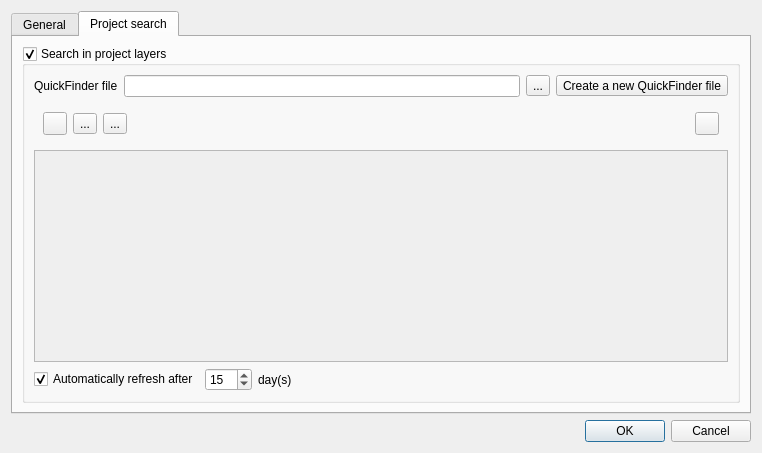
lennoo/qfinder, file ui/ui_configuration.ui: the form before one commit.
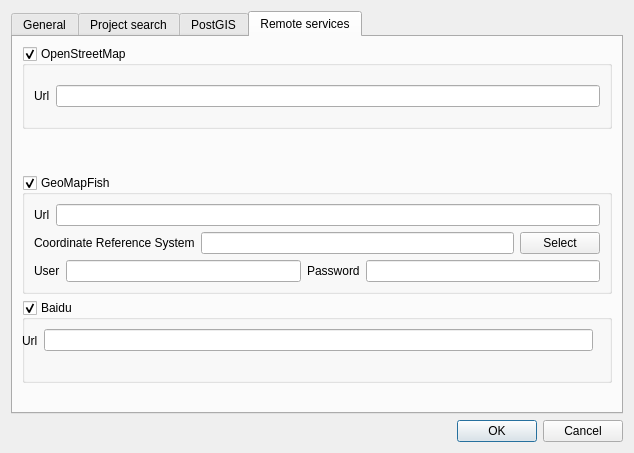
The form after the commit. Icons and pictures are not drawn.

Commit message: rewrite baidu key storage in MySetting class method

```diff
--- a/ui/ui_configuration.ui
+++ b/ui/ui_configuration.ui
@@ -6,7 +6,7 @@
    <rect>
     <x>0</x>
     <y>0</y>
-    <width>762</width>
+    <width>634</width>
     <height>453</height>
    </rect>
   </property>
@@ -20,7 +20,7 @@
       <bool>true</bool>
      </property>
      <property name="currentIndex">
-      <number>1</number>
+      <number>3</number>
      </property>
      <widget class="QWidget" name="optionsTab">
       <attribute name="title">
@@ -354,6 +354,310 @@
        </item>
       </layout>
      </widget>
+     <widget class="QWidget" name="postgisTab">
+      <attribute name="title">
+       <string>PostGIS</string>
+      </attribute>
+      <layout class="QVBoxLayout" name="verticalLayout_6">
+       <item>
+        <widget class="QGroupBox" name="postgis">
+         <property name="enabled">
+          <bool>true</bool>
+         </property>
+         <property name="title">
+          <string>Search in PostGIS database</string>
+         </property>
+         <property name="checkable">
+          <bool>true</bool>
+         </property>
+         <layout class="QGridLayout" name="gridLayout_2">
+          <item row="1" column="0" colspan="2">
+           <widget class="QWidget" name="postgisSearchButtonsWidget" native="true">
+            <layout class="QHBoxLayout" name="projectSearchButtonsLayout_2">
+             <item>
+              <widget class="QToolButton" name="addPostgisSearchButton">
+               <property name="toolTip">
+                <string>Add a new layer search</string>
+               </property>
+               <property name="icon">
+                <iconset resource="../resources.qrc">
+                 <normaloff>:/plugins/quickfinder/icons/add.png</normaloff>:/plugins/quickfinder/icons/add.png</iconset>
+               </property>
+              </widget>
+             </item>
+             <item>
+              <widget class="QToolButton" name="removePostgisSearchButton">
+               <property name="toolTip">
+                <string>Remove</string>
+               </property>
+               <property name="text">
+                <string>...</string>
+               </property>
+               <property name="icon">
+                <iconset resource="../resources.qrc">
+                 <normaloff>:/plugins/quickfinder/icons/remove.png</normaloff>:/plugins/quickfinder/icons/remove.png</iconset>
+               </property>
+              </widget>
+             </item>
+             <item>
+              <widget class="QToolButton" name="editPostgisSearchButton">
+               <property name="toolTip">
+                <string>Edit</string>
+               </property>
+               <property name="text">
+                <string>...</string>
+               </property>
+               <property name="icon">
+                <iconset resource="../resources.qrc">
+                 <normaloff>:/plugins/quickfinder/icons/edit.svg</normaloff>:/plugins/quickfinder/icons/edit.svg</iconset>
+               </property>
+              </widget>
+             </item>
+             <item>
+              <spacer name="horizontalSpacer_9">
+               <property name="orientation">
+                <enum>Qt::Horizontal</enum>
+               </property>
+               <property name="sizeHint" stdset="0">
+                <size>
+                 <width>40</width>
+                 <height>20</height>
+                </size>
+               </property>
+              </spacer>
+             </item>
+            </layout>
+           </widget>
+          </item>
+          <item row="2" column="0" colspan="2">
+           <widget class="QTableView" name="postgisSearchTable">
+            <property name="enabled">
+             <bool>true</bool>
+            </property>
+            <property name="selectionMode">
+             <enum>QAbstractItemView::MultiSelection</enum>
+            </property>
+            <property name="selectionBehavior">
+             <enum>QAbstractItemView::SelectRows</enum>
+            </property>
+            <property name="sortingEnabled">
+             <bool>true</bool>
+            </property>
+            <attribute name="verticalHeaderVisible">
+             <bool>false</bool>
+            </attribute>
+           </widget>
+          </item>
+          <item row="0" column="0">
+           <widget class="QLabel" name="label_5">
+            <property name="text">
+             <string>Connection</string>
+            </property>
+           </widget>
+          </item>
+          <item row="0" column="1">
+           <widget class="QComboBox" name="postgisConnection">
+            <property name="sizePolicy">
+             <sizepolicy hsizetype="Expanding" vsizetype="Fixed">
+              <horstretch>0</horstretch>
+              <verstretch>0</verstretch>
+             </sizepolicy>
+            </property>
+           </widget>
+          </item>
+         </layout>
+        </widget>
+       </item>
+      </layout>
+     </widget>
+     <widget class="QWidget" name="servicesTab">
+      <attribute name="title">
+       <string>Remote services</string>
+      </attribute>
+      <layout class="QVBoxLayout" name="verticalLayout_2">
+       <item>
+        <widget class="QGroupBox" name="osm">
+         <property name="title">
+          <string>OpenStreetMap</string>
+         </property>
+         <property name="checkable">
+          <bool>true</bool>
+         </property>
+         <layout class="QVBoxLayout" name="verticalLayout_5">
+          <item>
+           <layout class="QHBoxLayout" name="horizontalLayout_8">
+            <item>
+             <widget class="QLabel" name="osmUrlLabel">
+              <property name="text">
+               <string>Url</string>
+              </property>
+             </widget>
+            </item>
+            <item>
+             <widget class="QLineEdit" name="osmUrl"/>
+            </item>
+           </layout>
+          </item>
+         </layout>
+        </widget>
+       </item>
+       <item>
+        <spacer name="verticalSpacer">
+         <property name="orientation">
+          <enum>Qt::Vertical</enum>
+         </property>
+         <property name="sizeType">
+          <enum>QSizePolicy::Fixed</enum>
+         </property>
+         <property name="sizeHint" stdset="0">
+          <size>
+           <width>20</width>
+           <height>40</height>
+          </size>
+         </property>
+        </spacer>
+       </item>
+       <item>
+        <widget class="QGroupBox" name="geomapfish">
+         <property name="title">
+          <string>GeoMapFish</string>
+         </property>
+         <property name="checkable">
+          <bool>true</bool>
+         </property>
+         <layout class="QVBoxLayout" name="verticalLayout_3">
+          <item>
+           <layout class="QHBoxLayout" name="horizontalLayout_4">
+            <item>
+             <widget class="QLabel" name="geomapfish_urlLabel">
+              <property name="text">
+               <string>Url</string>
+              </property>
+             </widget>
+            </item>
+            <item>
+             <widget class="QLineEdit" name="geomapfishUrl"/>
+            </item>
+           </layout>
+          </item>
+          <item>
+           <layout class="QHBoxLayout" name="horizontalLayout_3">
+            <item>
+             <widget class="QLabel" name="geomapfishCrsLabel">
+              <property name="sizePolicy">
+               <sizepolicy hsizetype="Preferred" vsizetype="Preferred">
+                <horstretch>0</horstretch>
+                <verstretch>0</verstretch>
+               </sizepolicy>
+              </property>
+              <property name="text">
+               <string>Coordinate Reference System</string>
+              </property>
+             </widget>
+            </item>
+            <item>
+             <widget class="QLineEdit" name="geomapfishCrs">
+              <property name="enabled">
+               <bool>true</bool>
+              </property>
+              <property name="inputMask">
+               <string/>
+              </property>
+              <property name="readOnly">
+               <bool>true</bool>
+              </property>
+             </widget>
+            </item>
+            <item>
+             <widget class="QPushButton" name="geomapfishCrsButton">
+              <property name="text">
+               <string>Select</string>
+              </property>
+             </widget>
+            </item>
+           </layout>
+          </item>
+          <item>
+           <layout class="QHBoxLayout" name="horizontalLayout">
+            <item>
+             <widget class="QLabel" name="geomapfishUserLabel">
+              <property name="text">
+               <string>User</string>
+              </property>
+             </widget>
+            </item>
+            <item>
+             <widget class="QLineEdit" name="geomapfishUser"/>
+            </item>
+            <item>
+             <widget class="QLabel" name="geomapfishPassLabel">
+              <property name="text">
+               <string>Password</string>
+              </property>
+             </widget>
+            </item>
+            <item>
+             <widget class="QLineEdit" name="geomapfishPass">
+              <property name="echoMode">
+               <enum>QLineEdit::Password</enum>
+              </property>
+             </widget>
+            </item>
+           </layout>
+          </item>
+         </layout>
+        </widget>
+       </item>
+       <item>
+        <widget class="QGroupBox" name="baidu">
+         <property name="title">
+          <string>Baidu</string>
+         </property>
+         <property name="checkable">
+          <bool>true</bool>
+         </property>
+         <widget class="QWidget" name="horizontalLayoutWidget">
+          <property name="geometry">
+           <rect>
+            <x>0</x>
+            <y>20</y>
+            <width>571</width>
+            <height>41</height>
+           </rect>
+          </property>
+          <layout class="QHBoxLayout" name="horizontalLayout_7">
+           <item>
+            <widget class="QLabel" name="label_6">
+             <property name="text">
+              <string>Url</string>
+             </property>
+            </widget>
+           </item>
+           <item>
+            <widget class="QLineEdit" name="baiduUrl"/>
+           </item>
+          </layout>
+         </widget>
+        </widget>
+       </item>
+       <item>
+        <spacer name="verticalSpacer_2">
+         <property name="orientation">
+          <enum>Qt::Vertical</enum>
+         </property>
+         <property name="sizeType">
+          <enum>QSizePolicy::Fixed</enum>
+         </property>
+         <property name="sizeHint" stdset="0">
+          <size>
+           <width>20</width>
+           <height>20</height>
+          </size>
+         </property>
+        </spacer>
+       </item>
+      </layout>
+     </widget>
     </widget>
    </item>
    <item>
```
The commit also changes 8 other files.
